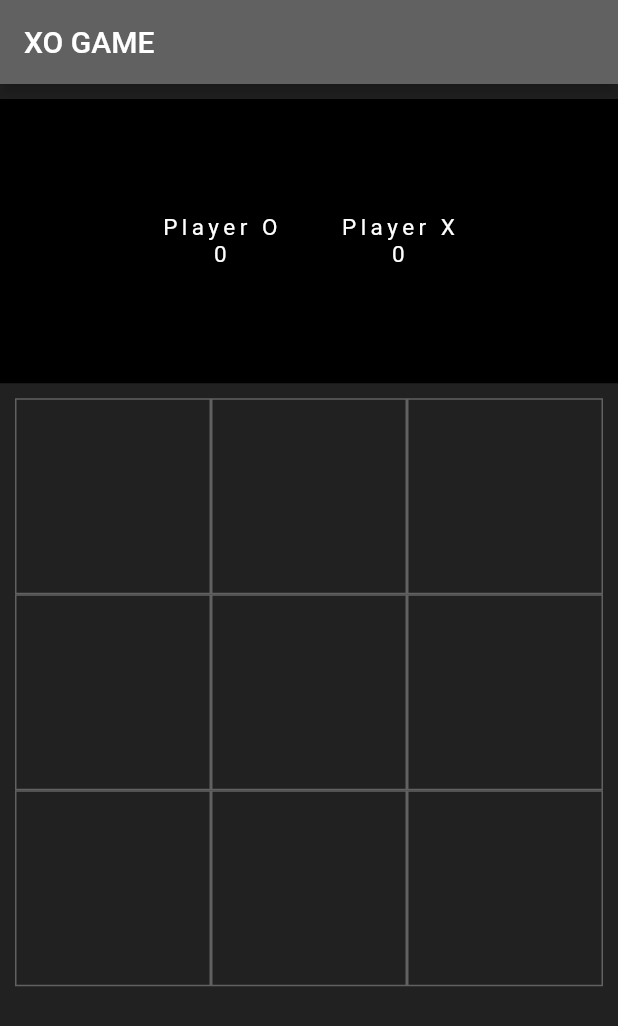
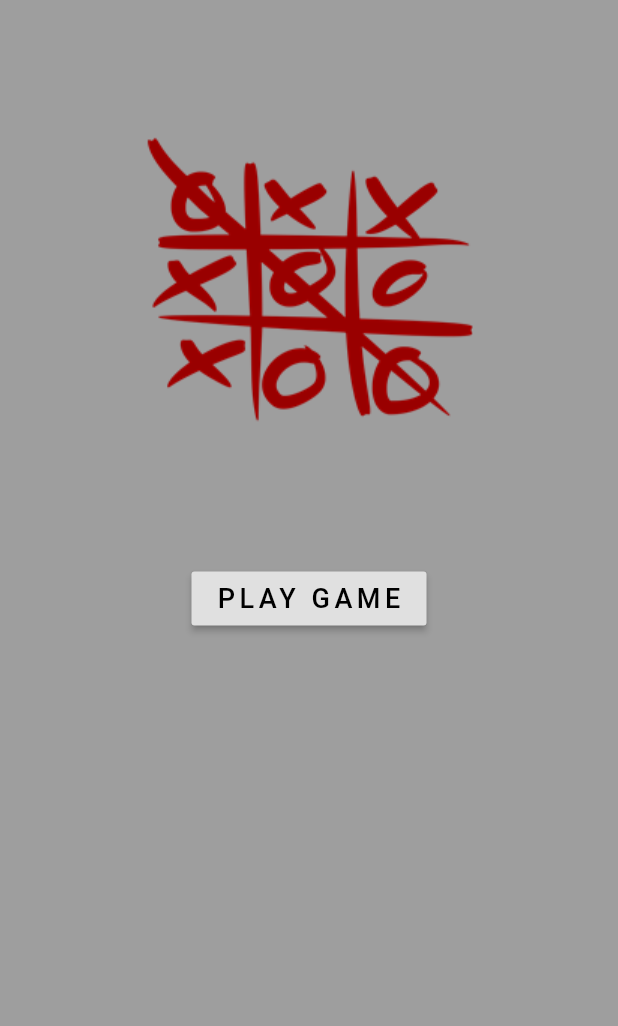
Before and after one commit to praveeno/sanskrut_game_xo, a Flutter app: the screen it shows after launch, on a phone screen of 412 x 824 dp. Shown: the top 1026 px of the screen. Run offline on Flutter 3.47's test engine with Material 2 defaults, Android fonts, the phone set to English and light mode, and no system bars; our stand-ins replace google_fonts; Roboto replaces fonts that are missing (Lemonada).

Commit message:
Fully Updated

```diff
--- /dev/null
+++ b/lib/1stpage.dart
@@ -0,0 +1,43 @@
+import 'package:flutter/material.dart';
+import 'package:google_fonts/google_fonts.dart';
+
+class Stpage extends StatelessWidget {
+  static var fontdesign = GoogleFonts.lemonada(
+      textStyle:
+          TextStyle(color: Colors.black, letterSpacing: 3, fontSize: 18));
+  @override
+  Widget build(BuildContext context) {
+    return MaterialApp(
+      debugShowCheckedModeBanner: false,
+
+      home: Container(
+        color: Colors.grey[500],
+        child:Column(
+          children:<Widget>[
+           SizedBox(
+              height:40
+            ),
+            Padding(
+              padding: const EdgeInsets.all(50.0),
+              child: Container(
+                child: Image.asset('images/img.png')
+                ),
+            )
+
+            ,
+            SizedBox(
+              height:40
+            ),
+            RaisedButton(
+              //color: Colors.lightBlue,
+              child: Text('PLAY GAME', style:fontdesign),
+              onPressed:(){
+                 Navigator.pushNamed(context,"/home");
+
+              })
+              ])
+      ),
+
+    );
+  }
+}
--- a/lib/main.dart
+++ b/lib/main.dart
@@ -1,13 +1,24 @@
 import 'package:flutter/material.dart';
 import 'package:XOGAME/Myhome.dart';
+import 'package:XOGAME/1stpage.dart';
 
 
 void main() {
-  runApp(MaterialApp(
-    theme: ThemeData.dark(),
+  runApp(new MyApp());
+}
+
+class MyApp extends StatelessWidget {
+  // This widget is the root of your application
+  @override
+
+  Widget build(BuildContext context) {
+    return new MaterialApp(
+       debugShowCheckedModeBanner: false,
+      theme: ThemeData.dark(),
     initialRoute: "/",
            routes: {
-      "/":(context)=>Myhome(),
+      "/":(context)=>Stpage(),
+      "/home":(context)=>Myhome()
      // "/player":(context)=>PLAYER(),
-    },
-  ));}
+           });
+  }}
```
Also changed, not shown: lib/Myhome.dart (+177 -121 lines), pubspec.yaml (+4 -3 lines), images/img.png (added), 1 other file.
